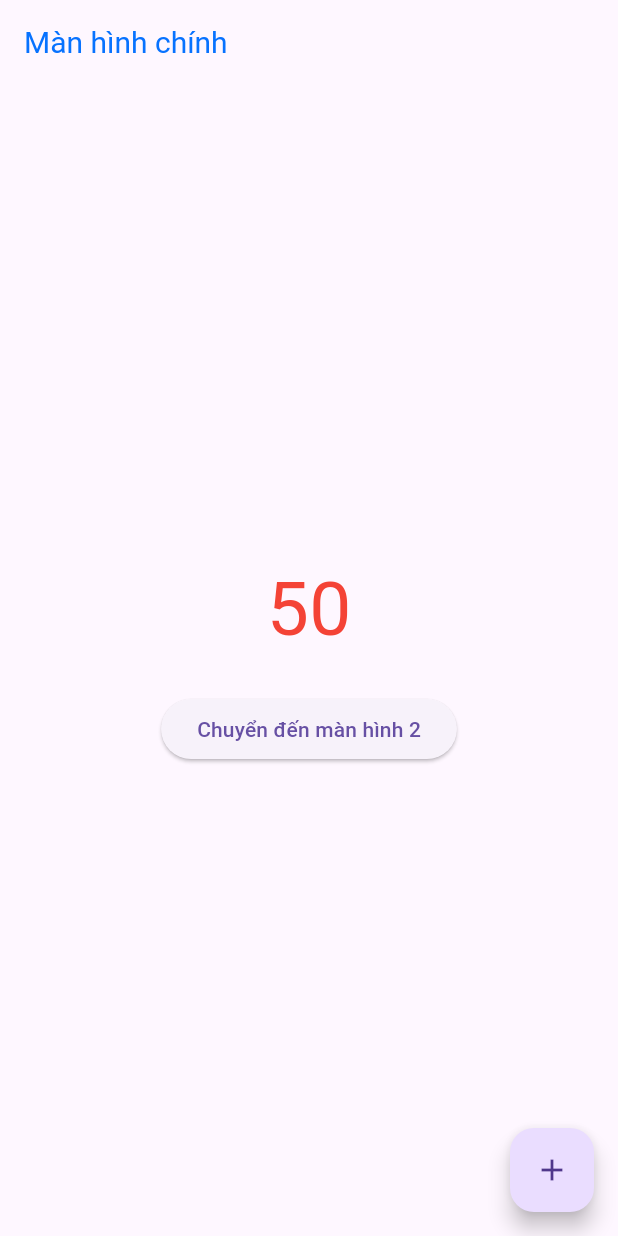
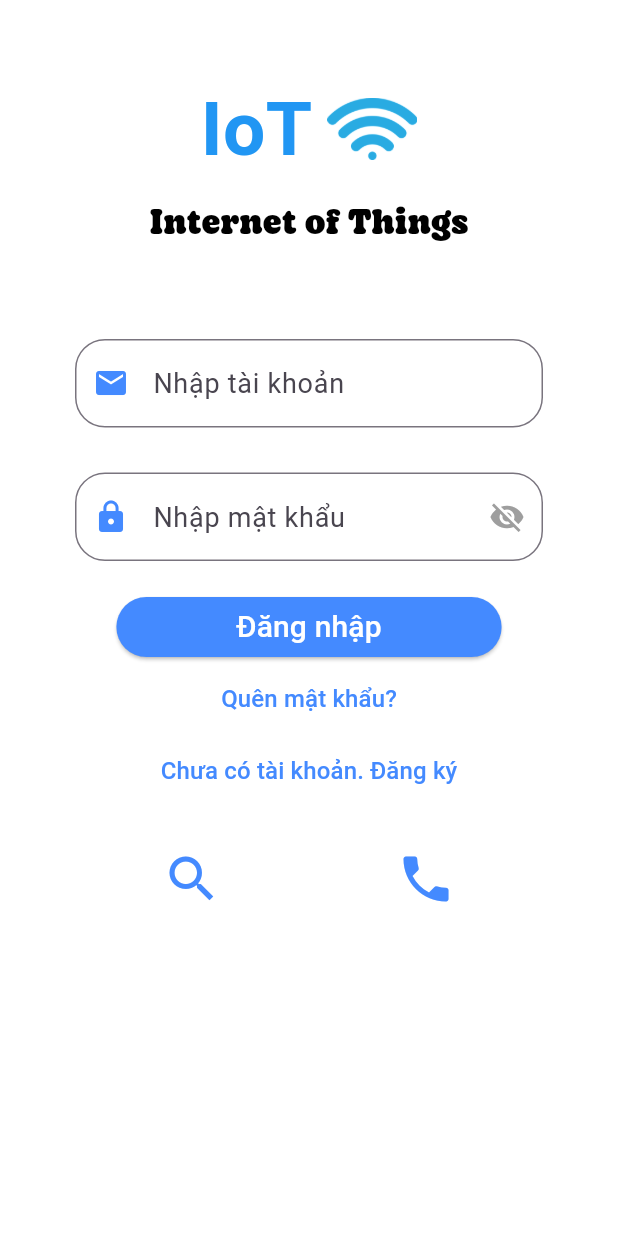
Before and after one commit to LECHANHIEP/CHUYEN-CAC-MAN-HINH, a Flutter app: the screen it shows after launch, on a phone screen of 412 x 824 dp. Run offline on Flutter 3.47's test engine with Material 3 defaults, Android fonts, the phone set to English and light mode, and no system bars; our stand-ins replace fluttertoast.

Commit message:
update 1

```diff
--- a/lib/main.dart
+++ b/lib/main.dart
@@ -1,114 +1,8 @@
 import 'package:flutter/material.dart';
-import 'package:provider/provider.dart';
+import 'screens/manhinhchinh.dart'; // <-- Import đúng đường dẫn
 
 void main() {
-  runApp(
-    ChangeNotifierProvider(
-      create: (_) => ThayDoiSo(),
-      child: MaterialApp(
-        home: ManChinh(),
-      ),
-    ),
-  );
+  runApp(const MaterialApp(
+    home: ManChinh(),
+  ));
 }
-
-class ThayDoiSo extends ChangeNotifier {
-  int _soDem = 50;
-
-  int get soDem => _soDem;
-
-  void tang() {
-    _soDem++;
-    notifyListeners();
-  }
-}
-
-class ManChinh extends StatelessWidget {
-  const ManChinh({super.key});
-
-  @override
-  Widget build(BuildContext context) {
-    return Scaffold(
-      appBar: AppBar(
-        title: const Text(
-          'Màn hình chính',
-          style: TextStyle(
-            fontSize: 20,
-            color: Color.fromARGB(255, 7, 114, 255),
-          ),
-        ),
-      ),
-      body: Center(
-        child: Column(
-          mainAxisSize: MainAxisSize.min,
-          children: [
-            Text(
-              context.watch<ThayDoiSo>().soDem.toString(),
-              style: const TextStyle(
-                fontSize: 50,
-                color: Colors.red,
-              ),
-            ),
-            const SizedBox(height: 20),
-            ElevatedButton(
-              onPressed: () {
-                Navigator.push(
-                  context,
-                  MaterialPageRoute(builder: (_) => const ManHinh2()),
-                );
-              },
-              child: const Text('Chuyển đến màn hình 2'),
-            ),
-          ],
-        ),
-      ),
-      floatingActionButton: FloatingActionButton(
-        onPressed: () {
-          context.read<ThayDoiSo>().tang();
-        },
-        child: const Icon(Icons.add),
-      ),
-    );
-  }
-}
-
-class ManHinh2 extends StatelessWidget {
-  const ManHinh2({super.key});
-
-  @override
-  Widget build(BuildContext context) {
-    return Scaffold(
-      appBar: AppBar(
-        title: const Text('Màn hình 2'),
-        backgroundColor: Colors.blueAccent,
-      ),
-      body: Center(
-        child: Column(
-          mainAxisSize: MainAxisSize.min,
-          children: [
-            Text(
-              context.watch<ThayDoiSo>().soDem.toString(),
-              style: const TextStyle(
-                fontSize: 50,
-                color: Colors.red,
-              ),
-            ),
-            const SizedBox(height: 20),
-            ElevatedButton(
-              onPressed: () {
-                Navigator.pop(context);
-              },
-              child: const Text('Quay về màn hình chính'),
-            ),
-          ],
-        ),
-      ),
-      floatingActionButton: FloatingActionButton(
-        onPressed: () {
-          context.read<ThayDoiSo>().tang();
-        },
-        child: const Icon(Icons.add),
-      ),
-    );
-  }
-}
--- /dev/null
+++ b/lib/screens/manhinhchinh.dart
@@ -0,0 +1,216 @@
+import 'package:flutter/material.dart';
+import 'package:fluttertoast/fluttertoast.dart';
+import 'package:url_launcher/url_launcher.dart';
+import 'manhinh2.dart'; // <-- import màn hình 2 nằm cùng thư mục
+import 'dangki.dart';
+// Các hàm tiện ích
+void dangnhap() {
+  print("Đăng nhập thành công!");
+}
+
+void goi() {
+  Fluttertoast.showToast(
+    msg: "Đang gọi...",
+    toastLength: Toast.LENGTH_SHORT,
+    gravity: ToastGravity.BOTTOM,
+    backgroundColor: const Color.fromARGB(137, 5, 2, 2),
+    textColor: Colors.white,
+    fontSize: 16.0,
+  );
+}
+
+void timkiem() {
+  Fluttertoast.showToast(
+    msg: "Đang tìm...",
+    toastLength: Toast.LENGTH_SHORT,
+    gravity: ToastGravity.BOTTOM,
+    backgroundColor: const Color.fromARGB(137, 5, 2, 2),
+    textColor: Colors.white,
+    fontSize: 16.0,
+  );
+}
+
+void fb() async {
+  const url = "https://www.facebook.com/chanhiep.le.39/";
+  if (await canLaunchUrl(Uri.parse(url))) {
+    await launchUrl(Uri.parse(url), mode: LaunchMode.externalApplication);
+  } else {
+    print("Không thể mở liên kết!");
+  }
+}
+
+// Màn hình chính
+class ManChinh extends StatelessWidget {
+  const ManChinh({super.key});
+
+  @override
+  Widget build(BuildContext context) {
+    return Scaffold(
+      body: Container(
+        width: double.infinity,
+        height: double.infinity,
+        color: Colors.white,
+        child: Column(
+          children: [
+            const SizedBox(height: 50),
+            Row(
+              mainAxisAlignment: MainAxisAlignment.center,
+              children: [
+                const Text(
+                  'IoT',
+                  style: TextStyle(
+                    fontSize: 50,
+                    fontWeight: FontWeight.bold,
+                    color: Colors.blue,
+                  ),
+                ),
+                const SizedBox(width: 10),
+                Image.asset(
+                  'assets/photo/wifi.png',
+                  width: 60,
+                  height: 60,
+                ),
+              ],
+            ),
+            const SizedBox(height: 10),
+            const Text(
+              'Internet of Things',
+              style: TextStyle(
+                fontSize: 24,
+                fontWeight: FontWeight.w400,
+                fontFamily: 'kieu1',
+                color: Colors.black,
+              ),
+            ),
+            const SizedBox(height: 60),
+            Padding(
+              padding: const EdgeInsets.symmetric(horizontal: 50),
+              child: TextField(
+                decoration: InputDecoration(
+                  hintText: "Nhập tài khoản",
+                  prefixIcon: const Icon(Icons.email, color: Colors.blueAccent),
+                  border: OutlineInputBorder(
+                    borderRadius: BorderRadius.circular(20),
+                    borderSide: const BorderSide(color: Colors.black),
+                  ),
+                ),
+                style: const TextStyle(
+                  fontSize: 18,
+                  fontFamily: 'Roboto',
+                  color: Color.fromARGB(255, 1, 12, 7),
+                ),
+              ),
+            ),
+            const SizedBox(height: 30),
+            const PasswordField(),
+            const SizedBox(height: 20),
+            ElevatedButton(
+              onPressed: () {
+                Navigator.push(
+                  context,
+                  MaterialPageRoute(builder: (_) => const ManHinh2()),
+                );
+              },
+              style: ElevatedButton.styleFrom(
+                backgroundColor: Colors.blueAccent,
+                padding: const EdgeInsets.symmetric(horizontal: 80),
+                shape: RoundedRectangleBorder(
+                  borderRadius: BorderRadius.circular(20),
+                ),
+              ),
+              child: const Text(
+                "Đăng nhập",
+                style: TextStyle(fontSize: 20, color: Colors.white),
+              ),
+            ),
+            TextButton(
+              onPressed: () {
+                print("Nút quên mật khẩu được nhấn!");
+              },
+              child: const Text(
+                "Quên mật khẩu?",
+                style: TextStyle(fontSize: 16, color: Colors.blueAccent),
+              ),
+            ),
+            TextButton(
+              onPressed: () {
+               Navigator.push(
+                context, MaterialPageRoute(builder: (_)=> const dangki()),
+               );
+
+
+                print("Nút đăng kí được nhấn!");
+              },
+              child: const Text(
+                "Chưa có tài khoản. Đăng ký",
+                style: TextStyle(fontSize: 16, color: Colors.blueAccent),
+              ),
+            ),
+            const SizedBox(height: 20),
+            Row(
+              mainAxisAlignment: MainAxisAlignment.spaceEvenly,
+              children: [
+                IconButton(
+                  onPressed: timkiem,
+                  icon: const Icon(Icons.search_sharp, size: 40, color: Colors.blueAccent),
+                ),
+                IconButton(
+                  onPressed: () {
+                    goi();
+                    fb();
+                  },
+                  icon: const Icon(Icons.phone, size: 40, color: Colors.blueAccent),
+                ),
+              ],
+            ),
+          ],
+        ),
+      ),
+    );
+  }
+}
+
+// Widget nhập mật khẩu
+class PasswordField extends StatefulWidget {
+  const PasswordField({super.key});
+  @override
+  State<PasswordField> createState() => _PasswordFieldState();
+}
+
+class _PasswordFieldState extends State<PasswordField> {
+  bool tt = true;
+
+  @override
+  Widget build(BuildContext context) {
+    return Padding(
+      padding: const EdgeInsets.symmetric(horizontal: 50),
+      child: TextField(
+        obscureText: tt,
+        decoration: InputDecoration(
+          hintText: "Nhập mật khẩu",
+          prefixIcon: const Icon(Icons.lock, color: Colors.blueAccent),
+          suffixIcon: IconButton(
+            icon: Icon(
+              tt ? Icons.visibility_off : Icons.visibility,
+              color: Colors.grey,
+            ),
+            onPressed: () {
+              setState(() {
+                tt = !tt;
+              });
+            },
+          ),
+          border: OutlineInputBorder(
+            borderRadius: BorderRadius.circular(20),
+            borderSide: const BorderSide(color: Colors.black),
+          ),
+        ),
+        style: const TextStyle(
+          fontSize: 18,
+          fontFamily: 'Roboto',
+          color: Color.fromARGB(255, 1, 12, 7),
+        ),
+      ),
+    );
+  }
+}
```
Also changed, not shown: lib/screens/dangki.dart (added, +48 -0 lines), lib/screens/manhinh2.dart (added, +48 -0 lines), pubspec.yaml (+12 -7 lines), assets/fonts/7doanmacdinh.ttf (added), assets/fonts/kieu1.ttf (added), assets/photo/h1.jpg (added), assets/photo/h2.jpg (added), assets/photo/wifi.png (added), pubspec.lock, 5 other files.
